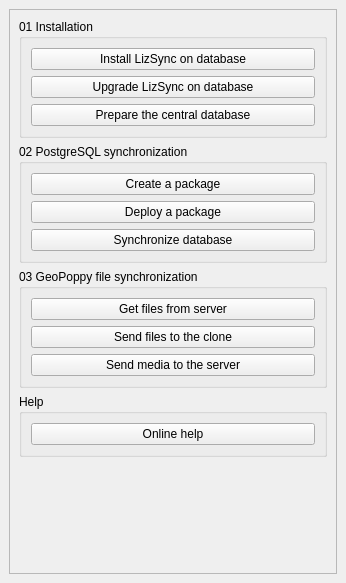
Above: lizsync/resources/ui/lizsync_dockwidget_base.ui from 3liz/qgis-lizsync-plugin before the change. Below: the same form after it.
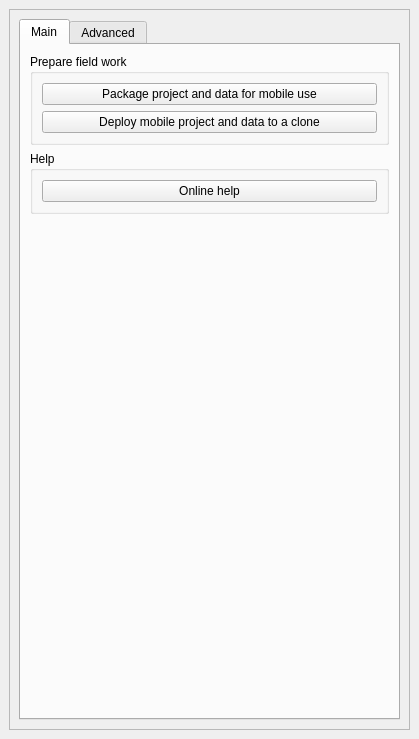
That is the form after the change.

Commit message: Dock - Move algs into 2 new tabs: main and advanced

The edit to the form file:
```diff
--- a/lizsync/resources/ui/lizsync_dockwidget_base.ui
+++ b/lizsync/resources/ui/lizsync_dockwidget_base.ui
@@ -6,8 +6,8 @@
    <rect>
     <x>0</x>
     <y>0</y>
-    <width>346</width>
-    <height>583</height>
+    <width>419</width>
+    <height>739</height>
    </rect>
   </property>
   <property name="windowTitle">
@@ -25,15 +25,87 @@
         <rect>
          <x>0</x>
          <y>0</y>
-         <width>326</width>
-         <height>544</height>
+         <width>399</width>
+         <height>700</height>
         </rect>
        </property>
        <layout class="QVBoxLayout" name="verticalLayout">
         <item>
+         <widget class="QTabWidget" name="tabWidget">
+          <property name="currentIndex">
+           <number>0</number>
+          </property>
+          <widget class="QWidget" name="tab">
+           <attribute name="title">
+            <string>Main</string>
+           </attribute>
+           <layout class="QVBoxLayout" name="verticalLayout_7">
+            <item>
+             <widget class="QGroupBox" name="groupBox_5">
+              <property name="title">
+               <string>Prepare field work</string>
+              </property>
+              <layout class="QVBoxLayout" name="verticalLayout_8">
+               <item>
+                <widget class="QPushButton" name="button_package_all">
+                 <property name="text">
+                  <string>Package project and data for mobile use</string>
+                 </property>
+                </widget>
+               </item>
+               <item>
+                <widget class="QPushButton" name="button_deploy_all">
+                 <property name="text">
+                  <string>Deploy mobile project and data to a clone</string>
+                 </property>
+                </widget>
+               </item>
+              </layout>
+             </widget>
+            </item>
+            <item>
+             <widget class="QGroupBox" name="groupBox_4">
+              <property name="title">
+               <string>Help</string>
+              </property>
+              <layout class="QVBoxLayout" name="verticalLayout_5">
+               <item>
+                <widget class="QPushButton" name="button_help_database">
+                 <property name="toolTip">
+                  <string>Open online help web page</string>
+                 </property>
+                 <property name="text">
+                  <string>Online help</string>
+                 </property>
+                </widget>
+               </item>
+              </layout>
+             </widget>
+            </item>
+            <item>
+             <spacer name="verticalSpacer">
+              <property name="orientation">
+               <enum>Qt::Vertical</enum>
+              </property>
+              <property name="sizeHint" stdset="0">
+               <size>
+                <width>20</width>
+                <height>40</height>
+               </size>
+              </property>
+             </spacer>
+            </item>
+           </layout>
+          </widget>
+          <widget class="QWidget" name="tab_2">
+           <attribute name="title">
+            <string>Advanced</string>
+           </attribute>
+           <layout class="QVBoxLayout" name="verticalLayout_6">
+            <item>
          <widget class="QGroupBox" name="groupBox">
           <property name="title">
-           <string>01 Installation</string>
+               <string>Installation</string>
           </property>
           <layout class="QVBoxLayout" name="verticalLayout_2">
            <item>
@@ -72,7 +144,7 @@
         <item>
          <widget class="QGroupBox" name="groupBox_2">
           <property name="title">
-           <string>02 PostgreSQL synchronization</string>
+               <string>PostgreSQL synchronization</string>
           </property>
           <layout class="QVBoxLayout" name="verticalLayout_3">
            <item>
@@ -111,16 +183,16 @@
         <item>
          <widget class="QGroupBox" name="groupBox_3">
           <property name="title">
-           <string>03 GeoPoppy file synchronization</string>
+               <string>File synchronization</string>
           </property>
           <layout class="QVBoxLayout" name="verticalLayout_4">
            <item>
-            <widget class="QPushButton" name="button_get_projects_and_files_from_central_ftp">
+                <widget class="QPushButton" name="button_build_mobile_project">
              <property name="toolTip">
               <string>Get projects and files from the central FTP server</string>
              </property>
              <property name="text">
-              <string>Get files from server</string>
+                  <string>Build a mobile QGIS project</string>
              </property>
             </widget>
            </item>
@@ -134,40 +206,11 @@
              </property>
             </widget>
            </item>
-           <item>
-            <widget class="QPushButton" name="button_synchronize_media_subfolder_to_ftp">
-             <property name="toolTip">
-              <string>Synchronize the clone media subfolder to the central FTP server</string>
-             </property>
-             <property name="text">
-              <string>Send media to the server</string>
-             </property>
-            </widget>
-           </item>
           </layout>
          </widget>
         </item>
         <item>
-         <widget class="QGroupBox" name="groupBox_4">
-          <property name="title">
-           <string>Help</string>
-          </property>
-          <layout class="QVBoxLayout" name="verticalLayout_5">
-           <item>
-            <widget class="QPushButton" name="button_help_database">
-             <property name="toolTip">
-              <string>Open online help web page</string>
-             </property>
-             <property name="text">
-              <string>Online help</string>
-             </property>
-            </widget>
-           </item>
-          </layout>
-         </widget>
-        </item>
-        <item>
-         <spacer name="verticalSpacer">
+             <spacer name="verticalSpacer_2">
           <property name="orientation">
            <enum>Qt::Vertical</enum>
           </property>
@@ -186,6 +229,25 @@
    </layout>
   </widget>
  </widget>
+    </item>
+   </layout>
+  </widget>
+ </widget>
+ <tabstops>
+  <tabstop>scrollArea</tabstop>
+  <tabstop>tabWidget</tabstop>
+  <tabstop>button_package_all</tabstop>
+  <tabstop>button_deploy_all</tabstop>
+  <tabstop>button_help_database</tabstop>
+  <tabstop>button_create_database_structure</tabstop>
+  <tabstop>button_upgrade_database_structure</tabstop>
+  <tabstop>button_initialize_central_database</tabstop>
+  <tabstop>button_package_central_database</tabstop>
+  <tabstop>button_deploy_database_server_package</tabstop>
+  <tabstop>button_synchronize_database</tabstop>
+  <tabstop>button_build_mobile_project</tabstop>
+  <tabstop>button_send_projects_and_files_to_clone_ftp</tabstop>
+ </tabstops>
  <resources/>
  <connections/>
 </ui>
```
Lines whose indentation alone changed are shown as unchanged. The commit also changes 2 other files.
